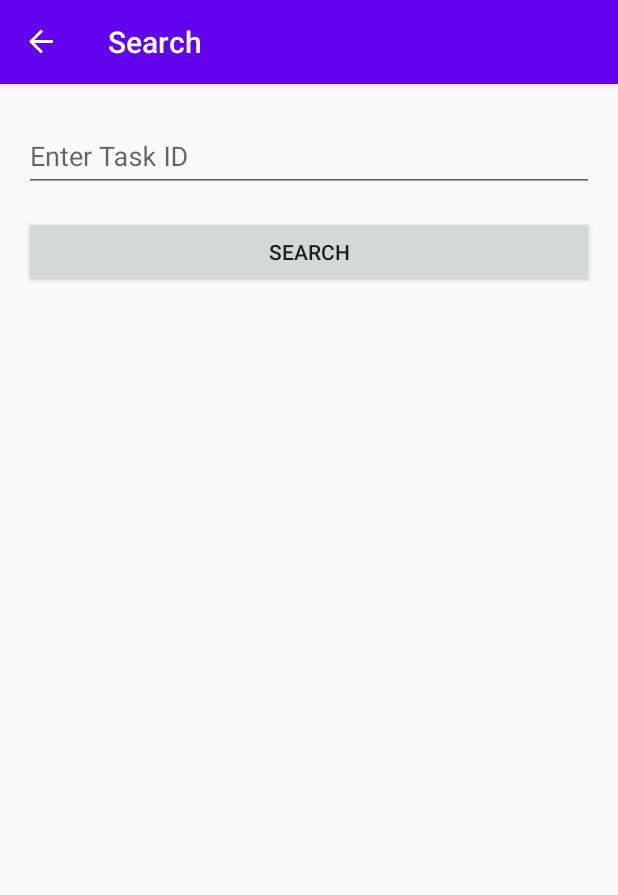
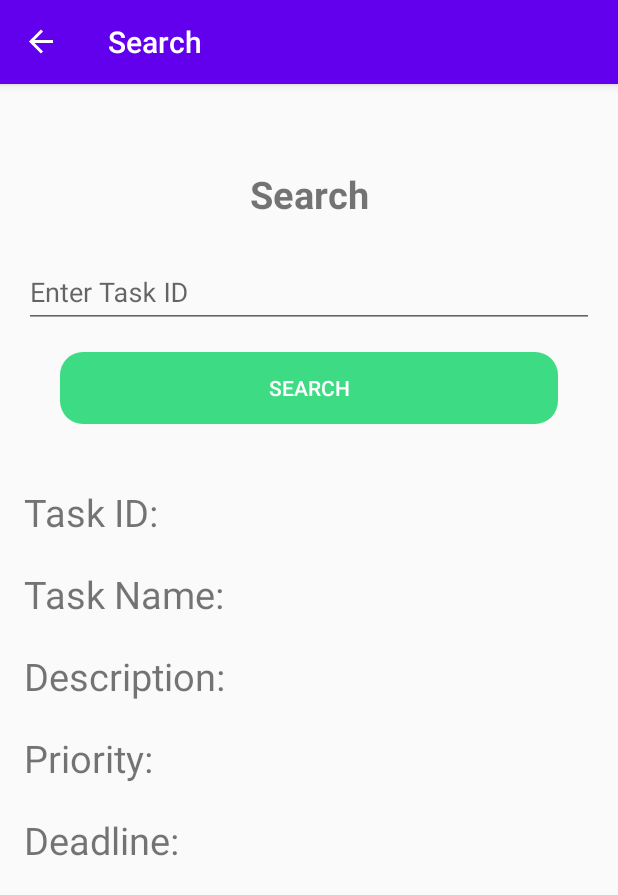
Before and after one commit to anuk549/Task-Management-Application, an Android app: the FindFragment screen opened through its navigation route, on a phone screen of 412 x 824 dp. Shown: the top 895 px of the screen. Run offline under Robolectric (Android 15) with nearby library versions, the phone set to English and light mode, and no system bars; our stand-ins replace Room's generated code, navigation-ui.

Commit message:
Add new button drawable and implementation

```diff
--- /dev/null
+++ b/app/src/main/res/drawable/button_background.xml
@@ -0,0 +1,8 @@
+<!-- button_background.xml -->
+<shape xmlns:android="http://schemas.android.com/apk/res/android"
+    android:shape="rectangle">
+    <!-- Button background color -->
+    <solid android:color="#3DDC84" />
+    <!-- Button corner radius -->
+    <corners android:radius="15dp" /> <!-- Adjust the radius as needed for desired roundness -->
+</shape>
--- a/app/src/main/res/layout/fragment_add.xml
+++ b/app/src/main/res/layout/fragment_add.xml
@@ -90,11 +90,10 @@
         android:layout_height="wrap_content"
         android:layout_below="@id/deadline_layout"
         android:layout_marginStart="24dp"
-        android:layout_marginTop="16dp"
+        android:layout_marginTop="24dp"
         android:layout_marginEnd="24dp"
-        android:padding="16dp"
-        android:text="Add"
-        android:textSize="18sp"
-        android:textStyle="bold" />
+        android:textColor="#FFFFFF"
+        android:background="@drawable/button_background"
+        android:text="Add" />
 
 </RelativeLayout>
--- a/app/src/main/res/layout/fragment_find.xml
+++ b/app/src/main/res/layout/fragment_find.xml
@@ -1,18 +1,32 @@
 <?xml version="1.0" encoding="utf-8"?>
 <androidx.constraintlayout.widget.ConstraintLayout xmlns:android="http://schemas.android.com/apk/res/android"
     xmlns:app="http://schemas.android.com/apk/res-auto"
+    xmlns:tools="http://schemas.android.com/tools"
     android:layout_width="match_parent"
     android:layout_height="match_parent"
     android:padding="16dp">
+
+    <TextView
+        android:id="@+id/textView"
+        android:layout_width="wrap_content"
+        android:layout_height="wrap_content"
+        android:layout_marginTop="40dp"
+        android:text="Search"
+        android:textAlignment="center"
+        android:textSize="25dp"
+        android:textStyle="bold"
+        app:layout_constraintEnd_toEndOf="parent"
+        app:layout_constraintStart_toStartOf="parent"
+        app:layout_constraintTop_toTopOf="parent" />
 
     <com.google.android.material.textfield.TextInputLayout
         android:id="@+id/input_task_id_layout"
         android:layout_width="0dp"
         android:layout_height="wrap_content"
-        android:layout_marginBottom="16dp"
-        app:layout_constraintBottom_toTopOf="@+id/search_button"
-        app:layout_constraintEnd_toEndOf="parent"
-        app:layout_constraintStart_toStartOf="parent">
+        android:layout_marginTop="16dp"
+        app:layout_constraintTop_toBottomOf="@+id/textView"
+        app:layout_constraintStart_toStartOf="parent"
+        app:layout_constraintEnd_toEndOf="parent">
 
         <com.google.android.material.textfield.TextInputEditText
             android:id="@+id/input_task_id"
@@ -24,53 +38,67 @@
 
     <Button
         android:id="@+id/search_button"
-        android:layout_width="0dp"
+        android:layout_width="match_parent"
         android:layout_height="wrap_content"
-        android:layout_marginTop="16dp"
         android:text="Search"
+        android:layout_marginStart="24dp"
+        android:layout_marginEnd="24dp"
+        android:textColor="#FFFFFF"
+        android:background="@drawable/button_background"
+        app:layout_constraintTop_toBottomOf="@+id/input_task_id_layout"
+        app:layout_constraintStart_toStartOf="parent"
         app:layout_constraintEnd_toEndOf="parent"
-        app:layout_constraintStart_toStartOf="parent"
-        app:layout_constraintTop_toBottomOf="@+id/input_task_id_layout" />
+        android:layout_marginTop="16dp"/>
 
     <!-- Display search result -->
     <LinearLayout
         android:layout_width="0dp"
-        android:layout_height="0dp"
+        android:layout_height="wrap_content"
         android:orientation="vertical"
-        app:layout_constraintBottom_toBottomOf="parent"
+        app:layout_constraintTop_toBottomOf="@+id/search_button"
+        app:layout_constraintStart_toStartOf="parent"
         app:layout_constraintEnd_toEndOf="parent"
-        app:layout_constraintStart_toStartOf="parent"
-        app:layout_constraintTop_toBottomOf="@+id/search_button">
+        android:layout_marginTop="16dp">
 
         <TextView
             android:id="@+id/task_id_textview"
             android:layout_width="match_parent"
             android:layout_height="wrap_content"
-            android:textSize="18sp" />
+            android:layout_marginTop="25dp"
+            android:textSize="25dp"
+            android:text="Task ID:" />
 
         <TextView
             android:id="@+id/task_name_textview"
             android:layout_width="match_parent"
             android:layout_height="wrap_content"
-            android:textSize="18sp" />
+            android:textSize="25sp"
+            android:layout_marginTop="20dp"
+            android:text="Task Name:" />
 
         <TextView
             android:id="@+id/description_textview"
             android:layout_width="match_parent"
             android:layout_height="wrap_content"
-            android:textSize="18sp" />
+            android:layout_marginTop="20dp"
+            android:textSize="25sp"
+            android:text="Description:" />
 
         <TextView
             android:id="@+id/priority_textview"
             android:layout_width="match_parent"
             android:layout_height="wrap_content"
-            android:textSize="18sp" />
+            android:textSize="25sp"
+            android:layout_marginTop="20dp"
+            android:text="Priority:" />
 
         <TextView
             android:id="@+id/deadline_textview"
             android:layout_width="match_parent"
             android:layout_height="wrap_content"
-            android:textSize="18sp" />
+            android:textSize="25sp"
+            android:layout_marginTop="20dp"
+            android:text="Deadline:" />
     </LinearLayout>
 
 </androidx.constraintlayout.widget.ConstraintLayout>
--- a/app/src/main/res/layout/fragment_update.xml
+++ b/app/src/main/res/layout/fragment_update.xml
@@ -87,6 +87,8 @@
         android:layout_marginStart="24dp"
         android:layout_marginEnd="24dp"
         android:text="Update"
+        android:textColor="#FFFFFF"
+        android:background="@drawable/button_background"
         app:layout_constraintTop_toBottomOf="@+id/updateDeadline_et"
         app:layout_constraintStart_toStartOf="parent"
         app:layout_constraintEnd_toEndOf="parent" />
```
